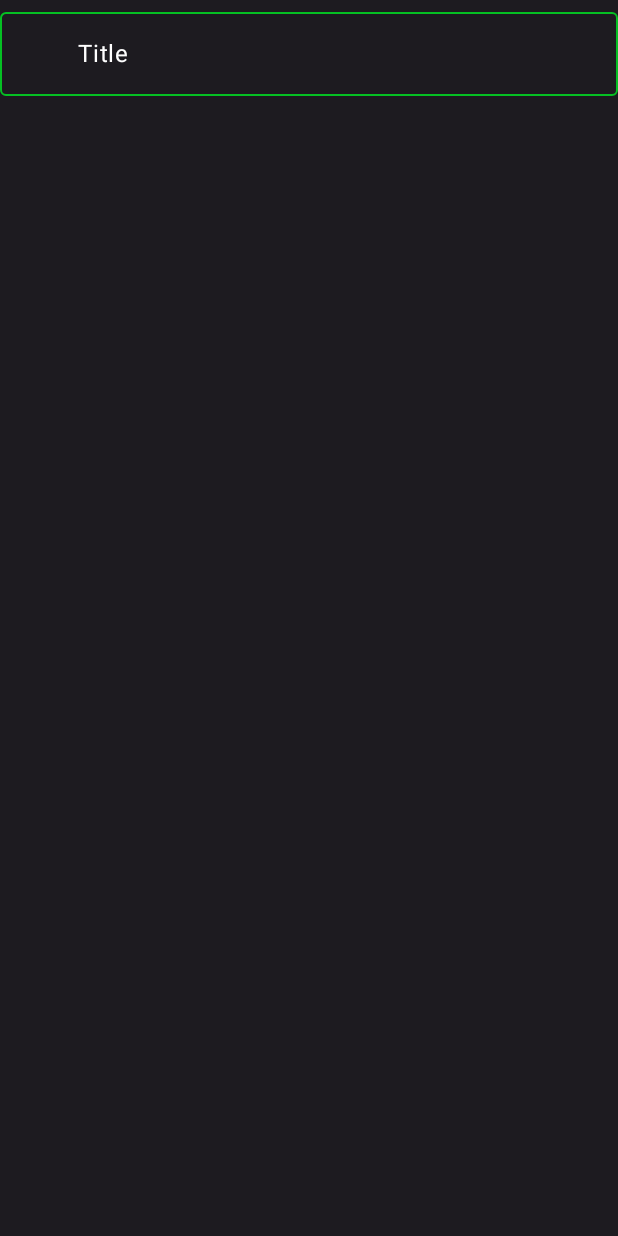
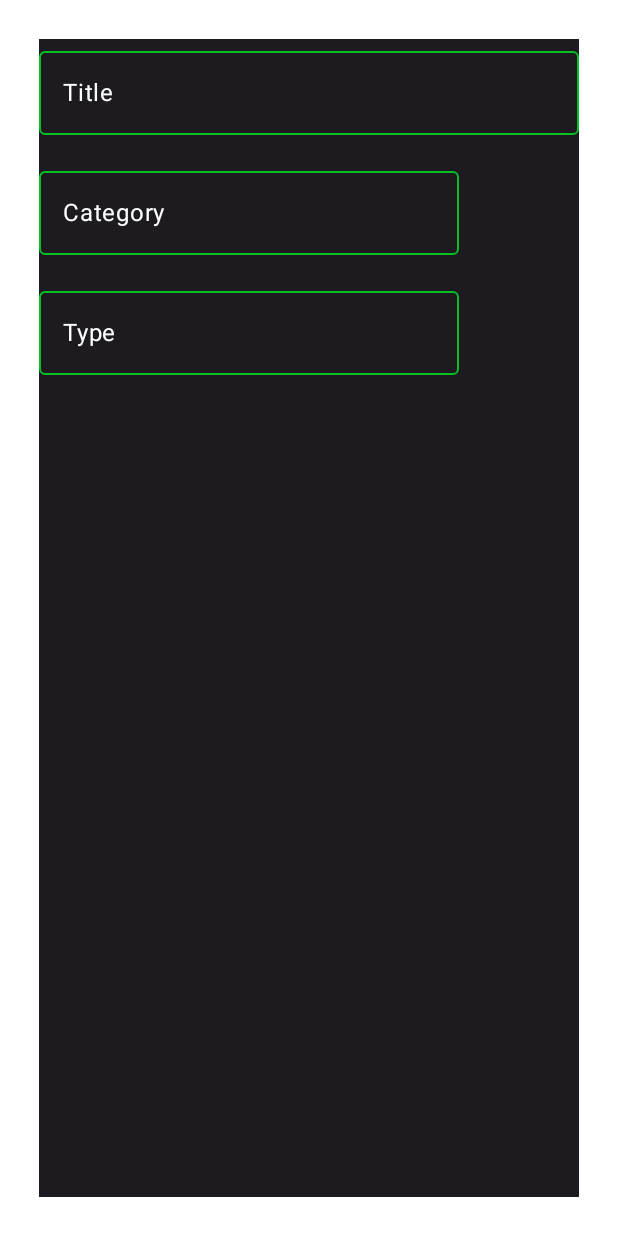
Before and after one commit to AleexAlvz/CashWise-Android, an Android app built with Jetpack Compose: the @Preview function AddEditTransactionScreenPreview, on a phone screen of 412 x 824 dp. Run offline under Robolectric (Android 15) with nearby library versions, the phone set to English and light mode, and no system bars; our stand-ins replace Dagger/Hilt's generated code, Room's generated code.

Commit message:
create dropdown field

```diff
--- a/app/src/main/java/com/aleexalvz/cashwise/components/OutlinedTextFieldWithValidation.kt
+++ /dev/null
@@ -1,106 +0,0 @@
-package com.aleexalvz.cashwise.components
-
-import androidx.compose.foundation.layout.fillMaxWidth
-import androidx.compose.foundation.layout.wrapContentHeight
-import androidx.compose.material.icons.Icons
-import androidx.compose.material.icons.filled.Visibility
-import androidx.compose.material.icons.filled.VisibilityOff
-import androidx.compose.material.icons.filled.Warning
-import androidx.compose.material3.*
-import androidx.compose.runtime.Composable
-import androidx.compose.runtime.mutableStateOf
-import androidx.compose.runtime.saveable.rememberSaveable
-import androidx.compose.ui.Modifier
-import androidx.compose.ui.graphics.Color
-import androidx.compose.ui.graphics.vector.ImageVector
-import androidx.compose.ui.text.input.PasswordVisualTransformation
-import androidx.compose.ui.text.input.VisualTransformation
-import androidx.compose.ui.unit.sp
-import com.aleexalvz.cashwise.ui.theme.Green
-
-@Composable
-fun OutlinedTextFieldWithValidation(
-    modifier: Modifier = Modifier,
-    text: String,
-    onValueChange: (String) -> Unit,
-    labelText: String,
-    leadingIconImageVector: ImageVector? = null,
-    contentDescription: String,
-    isPassword: Boolean = false,
-    errorMessage: String? = null
-) {
-    val outlinedTextFieldColors = OutlinedTextFieldDefaults.colors(
-        focusedBorderColor = Green,
-        unfocusedBorderColor = Green,
-        cursorColor = Color.White,
-        focusedLabelColor = Color.White,
-        unfocusedLabelColor = Color.White,
-        focusedTextColor = Color.White,
-        unfocusedTextColor = Color.White,
-        focusedLeadingIconColor = Color.White,
-        unfocusedLeadingIconColor = Color.White,
-        focusedTrailingIconColor = Color.White,
-        unfocusedTrailingIconColor = Color.White,
-        errorLeadingIconColor = Color.White,
-        errorTextColor = Color.White,
-        errorLabelColor = Color.White,
-        errorSupportingTextColor = MaterialTheme.colorScheme.error,
-        errorTrailingIconColor = if (isPassword) Color.White else MaterialTheme.colorScheme.error
-    )
-
-    val passwordHidden = rememberSaveable { mutableStateOf(isPassword) }
-    val visualTransformation =
-        if (passwordHidden.value) PasswordVisualTransformation()
-        else VisualTransformation.None
-
-    OutlinedTextField(
-        modifier = modifier.wrapContentHeight(),
-        value = text,
-        visualTransformation = visualTransformation,
-        trailingIcon = {
-            if (!isPassword && errorMessage != null) {
-                Icon(imageVector = Icons.Filled.Warning, "Error icon")
-            }
-            if (isPassword) {
-                IconButton(onClick = { passwordHidden.value = !passwordHidden.value }) {
-                    val visibilityIcon =
-                        if (passwordHidden.value) Icons.Default.Visibility
-                        else Icons.Filled.VisibilityOff
-                    val description = if (passwordHidden.value) "Show password" else "Hide password"
-                    Icon(
-                        imageVector = visibilityIcon,
-                        contentDescription = description
-                    )
-                }
-            }
-        },
-        isError = (errorMessage != null),
-        supportingText = {
-            if (errorMessage != null) {
-                Text(
-                    modifier = Modifier.fillMaxWidth(),
-                    text = errorMessage,
-                    fontSize = 16.sp,
-                    color = MaterialTheme.colorScheme.error
-                )
-            }
-        },
-        onValueChange = onValueChange,
-        singleLine = true,
-        label = {
-            Text(
-                text = labelText,
-                fontSize = 16.sp,
-            )
-        },
-        leadingIcon = {
-            leadingIconImageVector?.let {
-                Icon(
-                    it,
-                    contentDescription = contentDescription
-                )
-            }
-        },
-        colors = outlinedTextFieldColors
-    )
-}
--- a/app/src/main/java/com/aleexalvz/cashwise/components/SwitchLoginButton.kt
+++ b/app/src/main/java/com/aleexalvz/cashwise/components/SwitchLoginButton.kt
@@ -5,6 +5,7 @@ import androidx.compose.foundation.shape.RoundedCornerShape
 import androidx.compose.material3.*
 import androidx.compose.runtime.Composable
 import androidx.compose.runtime.MutableState
+import androidx.compose.runtime.mutableIntStateOf
 import androidx.compose.runtime.mutableStateOf
 import androidx.compose.runtime.remember
 import androidx.compose.ui.Modifier
@@ -118,7 +119,7 @@ fun SwitchButton(
 @Composable
 fun SwitchLoginButtonPreview() {
     val indexSelected = remember {
-        mutableStateOf(FirstIndex)
+        mutableIntStateOf(FirstIndex)
     }
     SwitchLoginButton(
         firstButtonText = LOGIN_SCREEN_NAME,
--- /dev/null
+++ b/app/src/main/java/com/aleexalvz/cashwise/components/textfield/DefaultOutlinedTextField.kt
@@ -0,0 +1,63 @@
+package com.aleexalvz.cashwise.components.textfield
+
+import androidx.compose.foundation.layout.fillMaxWidth
+import androidx.compose.foundation.layout.wrapContentHeight
+import androidx.compose.material.icons.Icons
+import androidx.compose.material.icons.filled.Warning
+import androidx.compose.material3.Icon
+import androidx.compose.material3.MaterialTheme
+import androidx.compose.material3.OutlinedTextField
+import androidx.compose.material3.Text
+import androidx.compose.runtime.Composable
+import androidx.compose.runtime.mutableStateOf
+import androidx.compose.runtime.remember
+import androidx.compose.ui.Modifier
+import androidx.compose.ui.unit.sp
+import com.aleexalvz.cashwise.components.defaultTextFieldColor
+
+@Composable
+fun DefaultOutlinedTextField(
+    modifier: Modifier = Modifier,
+    text: String,
+    onValueChange: (String) -> Unit,
+    labelText: String,
+    leadingIcon: (@Composable () -> Unit)? = null,
+    trailingIcon: (@Composable () -> Unit)? = null,
+    errorMessage: String? = null,
+    readOnly: Boolean? = false
+) {
+
+    OutlinedTextField(
+        modifier = modifier.wrapContentHeight(),
+        value = text,
+        trailingIcon = {
+            trailingIcon ?: errorMessage?.let {
+                Icon(imageVector = Icons.Filled.Warning, "Error icon")
+            }
+        },
+        isError = (errorMessage != null),
+        supportingText = {
+            if (errorMessage != null) {
+                Text(
+                    modifier = Modifier.fillMaxWidth(),
+                    text = errorMessage,
+                    fontSize = 16.sp,
+                    color = MaterialTheme.colorScheme.error
+                )
+            }
+        },
+        onValueChange = {
+            onValueChange(it)
+        },
+        singleLine = true,
+        label = {
+            Text(
+                text = labelText,
+                fontSize = 16.sp,
+            )
+        },
+        leadingIcon = leadingIcon,
+        readOnly = readOnly ?: false,
+        colors = defaultTextFieldColor()
+    )
+}
--- /dev/null
+++ b/app/src/main/java/com/aleexalvz/cashwise/components/textfield/TextFieldWithDropDown.kt
@@ -0,0 +1,87 @@
+package com.aleexalvz.cashwise.components.textfield
+
+import android.util.Log
+import androidx.compose.foundation.layout.Box
+import androidx.compose.foundation.layout.fillMaxSize
+import androidx.compose.foundation.layout.fillMaxWidth
+import androidx.compose.foundation.layout.height
+import androidx.compose.material3.DropdownMenuItem
+import androidx.compose.material3.ExperimentalMaterial3Api
+import androidx.compose.material3.ExposedDropdownMenuBox
+import androidx.compose.material3.ExposedDropdownMenuDefaults
+import androidx.compose.material3.Text
+import androidx.compose.runtime.Composable
+import androidx.compose.runtime.mutableStateOf
+import androidx.compose.runtime.remember
+import androidx.compose.ui.Alignment
+import androidx.compose.ui.Modifier
+import androidx.compose.ui.tooling.preview.Preview
+import androidx.compose.ui.unit.dp
+
+@OptIn(ExperimentalMaterial3Api::class)
+@Composable
+fun TextFieldWithDropDown(
+    modifier: Modifier,
+    dropDownValues: List<String>,
+    labelText: String? = "",
+    onSelectedItem: ((String) -> Unit)? = null
+) {
+    val expanded = remember {
+        mutableStateOf(false)
+    }
+
+    val currentText = remember {
+        mutableStateOf("")
+    }
+
+    ExposedDropdownMenuBox(
+        modifier = modifier,
+        expanded = expanded.value,
+        onExpandedChange = { expanded.value = !expanded.value }
+    ) {
+        DefaultOutlinedTextField(
+            modifier = Modifier.menuAnchor(),
+            text = currentText.value,
+            onValueChange = {},
+            labelText = labelText.orEmpty(),
+            trailingIcon = {
+                ExposedDropdownMenuDefaults.TrailingIcon(
+                    expanded = expanded.value
+                )
+            },
+            readOnly = true
+        )
+
+        ExposedDropdownMenu(
+            expanded = expanded.value,
+            onDismissRequest = { expanded.value = false }) {
+
+            dropDownValues.forEach { value ->
+                DropdownMenuItem(
+                    text = { Text(text = value) },
+                    onClick = {
+                        expanded.value = false
+                        currentText.value = value
+                        onSelectedItem?.invoke(value)
+                    }
+                )
+            }
+        }
+    }
+}
+
+@Preview
+@Composable
+fun TextFieldWithDropDownPreview() {
+    Box(
+        Modifier.fillMaxSize(),
+        contentAlignment = Alignment.Center
+    ) {
+        TextFieldWithDropDown(
+            Modifier
+                .fillMaxWidth()
+                .height(30.dp),
+            listOf("Item 1", "Item 2", "Item 3")
+        )
+    }
+}
--- a/app/src/main/java/com/aleexalvz/cashwise/feature/addedittransaction/AddEditTransactionScreen.kt
+++ b/app/src/main/java/com/aleexalvz/cashwise/feature/addedittransaction/AddEditTransactionScreen.kt
@@ -4,16 +4,24 @@ import androidx.compose.foundation.background
 import androidx.compose.foundation.layout.Column
 import androidx.compose.foundation.layout.fillMaxSize
 import androidx.compose.foundation.layout.fillMaxWidth
+import androidx.compose.foundation.layout.padding
 import androidx.compose.runtime.Composable
 import androidx.compose.runtime.collectAsState
 import androidx.compose.ui.Modifier
 import androidx.compose.ui.tooling.preview.Preview
+import androidx.compose.ui.unit.dp
 import androidx.hilt.navigation.compose.hiltViewModel
-import com.aleexalvz.cashwise.components.OutlinedTextFieldWithValidation
+import com.aleexalvz.cashwise.components.textfield.DefaultOutlinedTextField
+import com.aleexalvz.cashwise.components.textfield.TextFieldWithDropDown
+import com.aleexalvz.cashwise.data.model.transaction.TransactionCategory
+import com.aleexalvz.cashwise.data.model.transaction.TransactionType
+import com.aleexalvz.cashwise.data.model.transaction.getTransactionCategoryByName
+import com.aleexalvz.cashwise.data.model.transaction.getTransactionTypeByName
 import com.aleexalvz.cashwise.ui.theme.DarkBackground
 
 @Composable
 fun AddEditTransactionScreen(
+    modifier: Modifier,
     transactionId: Long? = null,
     viewModel: TransactionViewModel = hiltViewModel()
 ) {
@@ -21,16 +29,33 @@ fun AddEditTransactionScreen(
     val uiState = viewModel.uiState.collectAsState()
 
     Column(
-        modifier = Modifier
+        modifier = modifier
             .fillMaxSize()
             .background(DarkBackground)
     ) {
-        OutlinedTextFieldWithValidation(
+        DefaultOutlinedTextField(
             modifier = Modifier.fillMaxWidth(),
             text = uiState.value.title,
             onValueChange = viewModel::updateTitle,
-            labelText = "Title",
-            contentDescription = "Transaction Title Field"
+            labelText = "Title"
+        )
+
+        TextFieldWithDropDown(
+            modifier = Modifier.fillMaxWidth(),
+            dropDownValues = TransactionCategory.values().map { it.name },
+            "Category",
+            onSelectedItem = { selectedCategory ->
+                uiState.value.category = getTransactionCategoryByName(selectedCategory)
+            }
+        )
+
+        TextFieldWithDropDown(
+            modifier = Modifier.fillMaxWidth(),
+            dropDownValues = TransactionType.values().map { it.name },
+            "Type",
+            onSelectedItem = { selectedType ->
+                uiState.value.type = getTransactionTypeByName(selectedType)
+            }
         )
     }
 }
@@ -38,5 +63,7 @@ fun AddEditTransactionScreen(
 @Preview
 @Composable
 fun AddEditTransactionScreenPreview() {
-    AddEditTransactionScreen()
+    AddEditTransactionScreen(
+        Modifier.padding(26.dp)
+    )
 }
```
Also changed, not shown: app/src/main/java/com/aleexalvz/cashwise/components/DefaultAppComponentColors.kt (added, +47 -0 lines), app/src/main/java/com/aleexalvz/cashwise/components/textfield/PasswordOutlinedTextField.kt (added, +80 -0 lines), app/src/main/java/com/aleexalvz/cashwise/data/model/transaction/TransactionCategory.kt (+7 -0 lines), app/src/main/java/com/aleexalvz/cashwise/data/model/transaction/TransactionType.kt (+7 -0 lines), app/src/main/java/com/aleexalvz/cashwise/feature/addedittransaction/TransactionViewModel.kt (+10 -0 lines), app/src/main/java/com/aleexalvz/cashwise/feature/home/ui/HomeNavGraph.kt (+7 -2 lines), app/src/main/java/com/aleexalvz/cashwise/feature/login/ui/LoginContent.kt (+6 -8 lines), app/src/main/java/com/aleexalvz/cashwise/feature/login/ui/SignUpContent.kt (+17 -12 lines).
